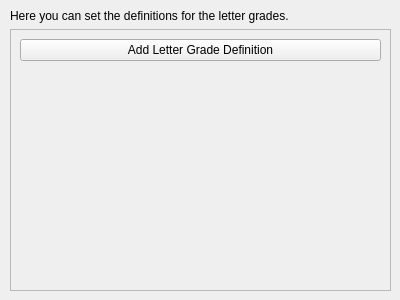
Qt form app/options/qualtab.ui (ZoomTen/theGrades) before a commit.
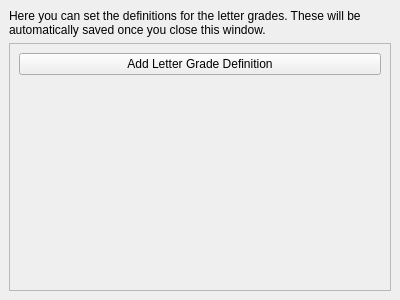
The same form after that commit. Custom widgets are drawn as their Qt base class.

Commit message: implement option tab switching and sidebar resize

What changed in the file:
```diff
--- a/app/options/qualtab.ui
+++ b/app/options/qualtab.ui
@@ -18,7 +18,7 @@
     <number>0</number>
    </property>
    <property name="leftMargin">
-    <number>1</number>
+    <number>0</number>
    </property>
    <property name="topMargin">
     <number>0</number>
@@ -59,7 +59,10 @@
        <item>
         <widget class="QLabel" name="label_2">
          <property name="text">
-          <string>Here you can set the definitions for the letter grades.</string>
+          <string>Here you can set the definitions for the letter grades. These will be automatically saved once you close this window.</string>
+         </property>
+         <property name="wordWrap">
+          <bool>true</bool>
          </property>
         </widget>
        </item>
@@ -73,8 +76,8 @@
            <rect>
             <x>0</x>
             <y>0</y>
-            <width>379</width>
-            <height>256</height>
+            <width>380</width>
+            <height>222</height>
            </rect>
           </property>
           <layout class="QVBoxLayout" name="verticalLayout_3">
```
The commit also changes 4 other files.
